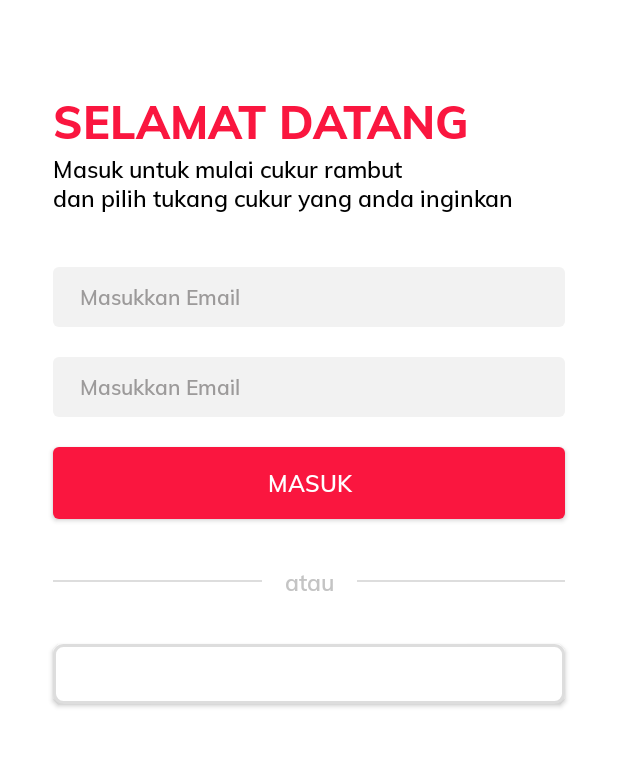
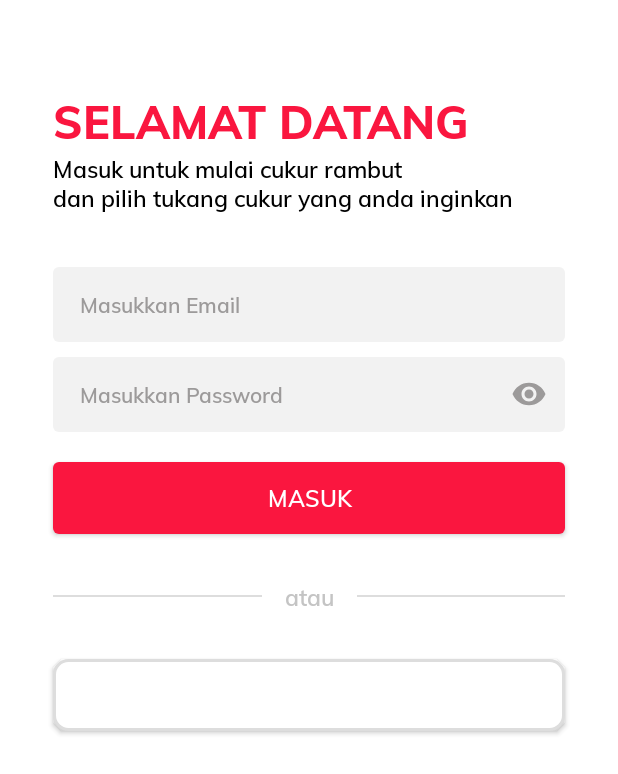
Before and after one commit to RamaArif/OmahDilit, an Android app: the Login screen opened directly, with no data from a screen before it, on a phone screen of 412 x 824 dp. Shown: the top 774 px of the screen. Run offline under Robolectric (Android 15) with nearby library versions, the phone set to English and light mode, and no system bars; our stand-ins replace ButterKnife; plain views replace GoogleSignInButton.

Commit message:
fixed first time intro, fixing front end login

```diff
--- a/app/build.gradle
+++ b/app/build.gradle
@@ -37,6 +37,9 @@ dependencies {
     androidTestImplementation 'androidx.test.ext:junit:1.1.1'
     androidTestImplementation 'androidx.test.espresso:espresso-core:3.2.0'
 
+    //material design
+    implementation 'com.google.android.material:material:1.3.0-alpha01'
+
     //Login dependencies
     implementation 'com.google.android.gms:play-services-auth:18.0.0'
     implementation 'com.google.firebase:firebase-auth:19.3.1'
--- a/app/src/main/java/com/app/omahdilit/Login.java
+++ b/app/src/main/java/com/app/omahdilit/Login.java
@@ -3,12 +3,26 @@ package com.app.omahdilit;
 import androidx.appcompat.app.AppCompatActivity;
 
 import android.os.Bundle;
+import android.widget.Button;
+
+import com.google.android.material.textfield.TextInputEditText;
+import com.google.android.material.textfield.TextInputLayout;
+
+import butterknife.BindView;
+import butterknife.ButterKnife;
 
 public class Login extends AppCompatActivity {
+    @BindView(R.id.login_layout_email) TextInputLayout login_layout_email;
+    @BindView(R.id.login_layout_password) TextInputLayout login_layout_password;
+    @BindView(R.id.login_input_email) TextInputEditText login_input_email;
+    @BindView(R.id.login_input_password) TextInputEditText login_input_password;
+    @BindView(R.id.login_button_email) Button login_button_email;
+    @BindView(R.id.login_button_google) Button login_button_google;
 
     @Override
     protected void onCreate(Bundle savedInstanceState) {
         super.onCreate(savedInstanceState);
         setContentView(R.layout.activity_login);
+        ButterKnife.bind(this);
     }
 }
--- a/app/src/main/java/com/app/omahdilit/SplashScreen.java
+++ b/app/src/main/java/com/app/omahdilit/SplashScreen.java
@@ -5,8 +5,10 @@ import androidx.transition.Fade;
 import androidx.transition.TransitionManager;
 
 import android.content.Intent;
+import android.content.SharedPreferences;
 import android.os.Bundle;
 import android.os.Handler;
+import android.preference.PreferenceManager;
 import android.view.View;
 import android.view.ViewGroup;
 import android.widget.TextView;
@@ -46,9 +48,49 @@ public class SplashScreen extends AppCompatActivity {
                         handler.postDelayed(new Runnable() {
                             @Override
                             public void run() {
-                                Intent intent = new Intent(SplashScreen.this, Intro.class);
-                                startActivity(intent);
-                                finish();
+
+                                Thread t = new Thread(new Runnable() {
+                                    @Override
+                                    public void run() {
+                                        //  Initialize SharedPreferences
+                                        SharedPreferences getPrefs = PreferenceManager
+                                                .getDefaultSharedPreferences(getBaseContext());
+
+                                        //  Create a new boolean and preference and set it to true
+                                        boolean isFirstStart = getPrefs.getBoolean("firstStart", true);
+
+                                        //  If the activity has never started before...
+                                        if (isFirstStart) {
+
+                                            //  Launch app intro
+                                            final Intent intent = new Intent(SplashScreen.this, Intro.class);
+                                            startActivity(intent);
+                                            finish();
+
+                                            runOnUiThread(new Runnable() {
+                                                @Override public void run() {
+                                                    startActivity(intent);
+                                                }
+                                            });
+
+                                            //  Make a new preferences editor
+                                            SharedPreferences.Editor e = getPrefs.edit();
+
+                                            //  Edit preference to make it false because we don't want this to run again
+                                            e.putBoolean("firstStart", false);
+
+                                            //  Apply changes
+                                            e.apply();
+                                        }
+                                        else {
+                                            final Intent intent = new Intent(SplashScreen.this, Login.class);
+                                            startActivity(intent);
+                                            finish();
+                                        }
+                                    }
+                                });
+
+                                t.start();
                             }
                         }, 500);
                     }
--- a/app/src/main/res/drawable/btnlogin.xml
+++ b/app/src/main/res/drawable/btnlogin.xml
@@ -4,5 +4,5 @@
     <stroke android:color="#DDDDDD"
         android:width="2dp"/>
 
-    <corners android:radius="6dp"/>
+    <corners android:radius="9dp"/>
 </shape>
--- a/app/src/main/res/layout/activity_login.xml
+++ b/app/src/main/res/layout/activity_login.xml
@@ -27,35 +27,64 @@
         android:textColor="@android:color/black"
         android:fontFamily="@font/muli_semibold"
         android:textSize="15dp"
-        android:layout_marginStart="35dp"/>
+        android:layout_marginStart="35dp"
+        />
 
-    <EditText
+    <com.google.android.material.textfield.TextInputLayout
+        android:id="@+id/login_layout_email"
         android:layout_width="match_parent"
-        android:layout_height="40dp"
-        android:background="@drawable/fieldinputemailpass"
+        android:layout_height="wrap_content"
         android:layout_marginTop="35dp"
         android:layout_marginStart="35dp"
         android:layout_marginEnd="35dp"
-        android:hint="Masukkan Email"
+        style="@style/textInputLabel"
+        app:hintEnabled="false">
+
+        <com.google.android.material.textfield.TextInputEditText
+            android:id="@+id/login_input_email"
+            android:layout_width="match_parent"
+            android:layout_height="50dp"
+            android:background="@drawable/fieldinputemailpass"
+            android:inputType="textEmailAddress"
+            android:textColor="@color/textGrey"
             android:fontFamily="@font/muli_semibold"
             android:textSize="14dp"
             android:paddingLeft="18dp"
-        android:textColorHint="#9c9a9a"/>
+            android:hint="Masukkan Email"
+            android:textColorHint="@color/textGrey"
+            />
 
-    <EditText
+    </com.google.android.material.textfield.TextInputLayout>
+
+    <com.google.android.material.textfield.TextInputLayout
+        android:id="@+id/login_layout_password"
         android:layout_width="match_parent"
-        android:layout_height="40dp"
-        android:background="@drawable/fieldinputemailpass"
-        android:layout_marginTop="20dp"
+        android:layout_height="wrap_content"
+        android:layout_marginTop="10dp"
         android:layout_marginStart="35dp"
         android:layout_marginEnd="35dp"
-        android:hint="Masukkan Email"
+        app:passwordToggleEnabled="true"
+        app:passwordToggleTint="@color/textGrey"
+        style="@style/textInputLabel"
+        app:hintEnabled="false">
+
+        <com.google.android.material.textfield.TextInputEditText
+            android:id="@+id/login_input_password"
+            android:layout_width="match_parent"
+            android:layout_height="50dp"
+            android:background="@drawable/fieldinputemailpass"
+            android:textColor="@color/textGrey"
+            android:inputType="textPassword"
             android:fontFamily="@font/muli_semibold"
             android:textSize="14dp"
             android:paddingLeft="18dp"
-        android:textColorHint="#9c9a9a"/>
+            android:hint="Masukkan Password"
+            android:textColorHint="@color/textGrey"
+            />
+    </com.google.android.material.textfield.TextInputLayout>
 
     <Button
+        android:id="@+id/login_button_email"
         android:layout_width="match_parent"
         android:layout_height="wrap_content"
         android:background="@drawable/btnprimary"
@@ -98,8 +127,9 @@
     </LinearLayout>
 
     <com.shobhitpuri.custombuttons.GoogleSignInButton
+        android:id="@+id/login_button_google"
         android:layout_width="match_parent"
-        android:layout_height="40dp"
+        android:layout_height="wrap_content"
         android:layout_marginTop="15dp"
         android:layout_marginHorizontal="35dp"
         android:text="Masuk dengan Google"
--- a/app/src/main/res/values/colors.xml
+++ b/app/src/main/res/values/colors.xml
@@ -4,4 +4,5 @@
     <color name="colorPrimaryDark">#0063ad</color>
     <color name="colorAccent">#c4c4c4</color>
     <color name="putih">#FFFFFF</color>
+    <color name="textGrey">#9c9a9a</color>
 </resources>
--- a/app/src/main/res/values/styles.xml
+++ b/app/src/main/res/values/styles.xml
@@ -12,6 +12,10 @@
         <item name="windowActionBar">false</item>
     </style>
 
+    <style name="textInputLabel" parent="Widget.Design.TextInputLayout">
+            <item name="android:textColorHint">@color/colorAccent</item>
+    </style>
+
 
 
 </resources>
```
Lines whose indentation alone changed are shown as unchanged.
